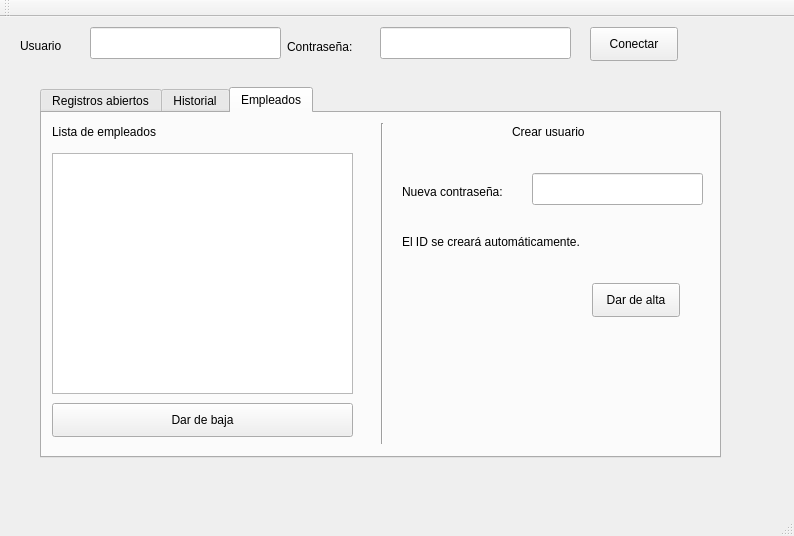
Qt form Admin_Fichaje_Plantilla/ui/mainwindow.ui (MartiHui/GSDAM_Fichaje_Plantilla) before a commit.
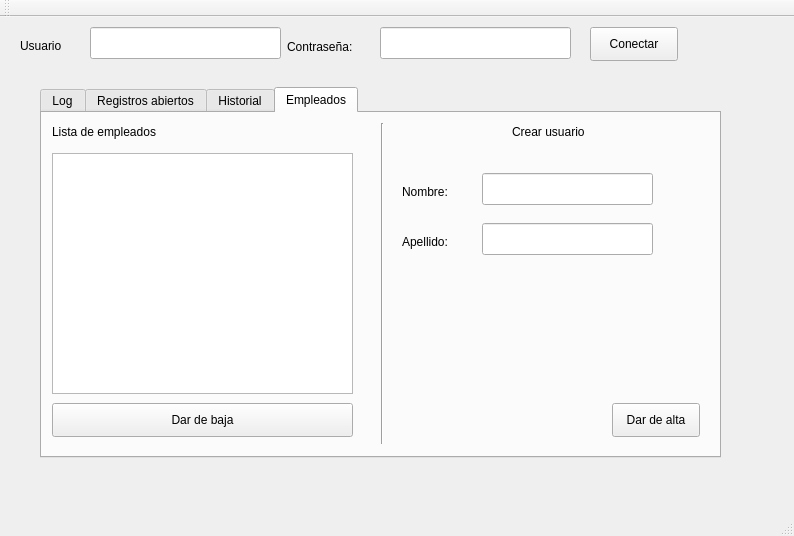
The same form after that commit. The open tabs and pages were chosen to show the change.

Commit message: WIP Cambios en la interfaz del programa Administrador

Diff of the .ui file:
```diff
--- a/Admin_Fichaje_Plantilla/ui/mainwindow.ui
+++ b/Admin_Fichaje_Plantilla/ui/mainwindow.ui
@@ -85,6 +85,11 @@
     <property name="currentIndex">
      <number>2</number>
     </property>
+    <widget class="QWidget" name="tab">
+     <attribute name="title">
+      <string>Log</string>
+     </attribute>
+    </widget>
     <widget class="QWidget" name="registrosTab">
      <attribute name="title">
       <string>Registros abiertos</string>
@@ -223,18 +228,18 @@
        <rect>
         <x>360</x>
         <y>70</y>
-        <width>121</width>
+        <width>61</width>
         <height>18</height>
        </rect>
       </property>
       <property name="text">
-       <string>Nueva contraseña:</string>
+       <string>Nombre:</string>
       </property>
      </widget>
      <widget class="QLineEdit" name="newPassword">
       <property name="geometry">
        <rect>
-        <x>490</x>
+        <x>440</x>
         <y>60</y>
         <width>171</width>
         <height>32</height>
@@ -244,8 +249,8 @@
      <widget class="QPushButton" name="createEmployee">
       <property name="geometry">
        <rect>
-        <x>550</x>
-        <y>170</y>
+        <x>570</x>
+        <y>290</y>
         <width>88</width>
         <height>34</height>
        </rect>
@@ -254,17 +259,30 @@
        <string>Dar de alta</string>
       </property>
      </widget>
+     <widget class="QLineEdit" name="empleadoApellido">
+      <property name="geometry">
+       <rect>
+        <x>440</x>
+        <y>110</y>
+        <width>171</width>
+        <height>32</height>
+       </rect>
+      </property>
+      <property name="text">
+       <string/>
+      </property>
+     </widget>
      <widget class="QLabel" name="label_6">
       <property name="geometry">
        <rect>
         <x>360</x>
         <y>120</y>
-        <width>221</width>
+        <width>61</width>
         <height>18</height>
        </rect>
       </property>
       <property name="text">
-       <string>El ID se creará automáticamente.</string>
+       <string>Apellido:</string>
       </property>
      </widget>
     </widget>
```
Left out of the diff: 6 changed lines with no effect on the pictures.
